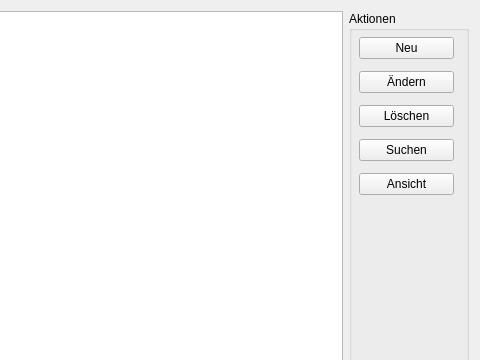
The window that form/basetab.ui (romanweissflog/FAKT) describes before a commit, drawn with Qt 5; both pictures show x 144 to 624 and y 0 to 360 of the 624 by 501 pixel window.
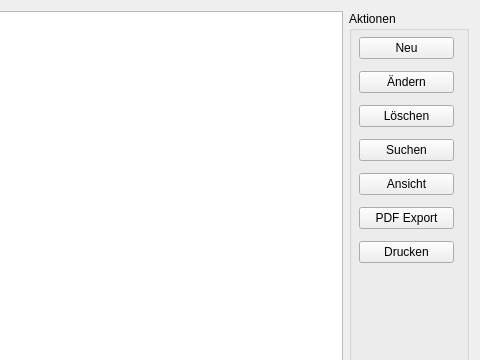
The same window after the commit. Custom widgets are drawn as their Qt base class.

The edit to the form file:
```diff
--- a/form/basetab.ui
+++ b/form/basetab.ui
@@ -34,7 +34,7 @@
         <x>10</x>
         <y>20</y>
         <width>95</width>
-        <height>170</height>
+        <height>240</height>
        </rect>
       </property>
       <layout class="QVBoxLayout" name="verticalLayout">
@@ -73,6 +73,20 @@
          </property>
         </widget>
        </item>
+       <item>
+        <widget class="QPushButton" name="pdfExport">
+         <property name="text">
+          <string>PDF Export</string>
+         </property>
+        </widget>
+       </item>
+       <item>
+        <widget class="QPushButton" name="printEntry">
+         <property name="text">
+          <string>Drucken</string>
+         </property>
+        </widget>
+       </item>
       </layout>
      </widget>
     </widget>
```
Left out of the diff: 34 changed lines with no effect on the pictures.
